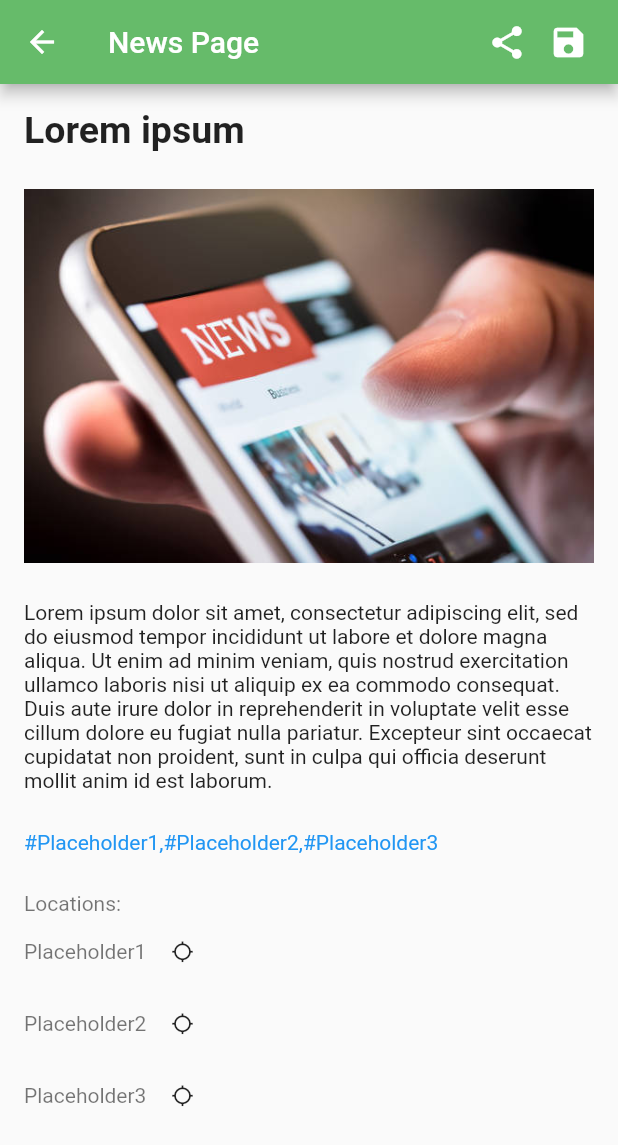
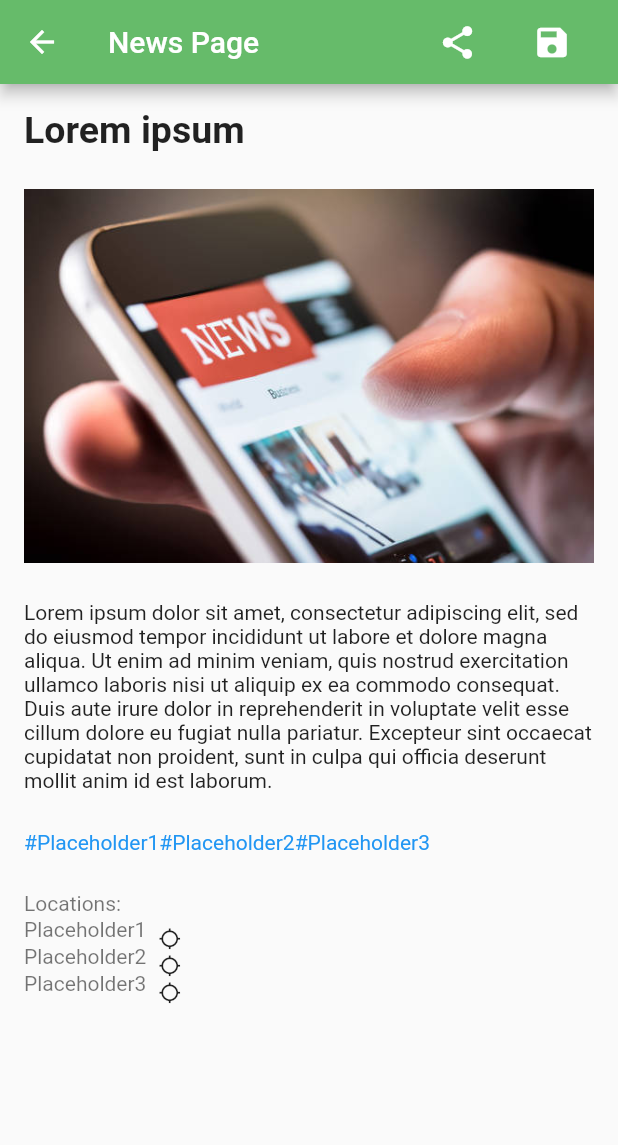
Before and after one commit to JeremiasBulanadi/NEWS-Appdate, a Flutter app: the NewsPage screen opened directly, on a phone screen of 412 x 824 dp. Shown: the top 1145 px of the screen. Run offline on Flutter 3.47's test engine with Material 2 defaults, Android fonts, the phone set to English and light mode, and no system bars; our stand-ins replace cloud_firestore, firebase_auth, firebase_core, geocoding, geolocator, google_maps_flutter and 3 more; missing offline and left inert: dart:js; accounts and stored records are empty; network calls fail.

Commit message:
Fixed buttons in newsPage and added personalTags

```diff
--- a/lib/pages/newsPage.dart
+++ b/lib/pages/newsPage.dart
@@ -19,18 +19,16 @@ class _NewsPageState extends State<NewsPage> {
         actions: [
           Padding(
           padding: EdgeInsets.only(right: 20.0),
-          child: GestureDetector(
-          onTap: () {},
           child: Row(
             children: [
               Padding(padding: EdgeInsets.only(right: 15),
-              child: Icon(
+              child: IconButton(onPressed: (){}, icon: Icon(
               Icons.share,
-              size: 26.0,
-              ),),
-              Icon(Icons.save, size: 26.0,)
+              size: 26.0,),),),
+              IconButton(onPressed: (){}, icon: Icon(
+                Icons.save, size: 26.0,
+              ))
             ],
-          )
             )
           ),
         ],
@@ -48,8 +46,8 @@ class _NewsPageState extends State<NewsPage> {
             child: Text('Lorem ipsum dolor sit amet, consectetur adipiscing elit, sed do eiusmod tempor incididunt ut labore et dolore magna aliqua. Ut enim ad minim veniam, quis nostrud exercitation ullamco laboris nisi ut aliquip ex ea commodo consequat. Duis aute irure dolor in reprehenderit in voluptate velit esse cillum dolore eu fugiat nulla pariatur. Excepteur sint occaecat cupidatat non proident, sunt in culpa qui officia deserunt mollit anim id est laborum.')),
             Padding(padding: EdgeInsets.only(bottom: 25),
             child: Align(child: Row(children: [
-              Text('#Placeholder1,', style: TextStyle(color: Colors.blue),),
-              Text('#Placeholder2,', style: TextStyle(color: Colors.blue),),
+              Text('#Placeholder1', style: TextStyle(color: Colors.blue),),
+              Text('#Placeholder2', style: TextStyle(color: Colors.blue),),
               Text('#Placeholder3', style: TextStyle(color: Colors.blue),),
                ],
               ), alignment: Alignment.centerLeft,
@@ -60,15 +58,27 @@ class _NewsPageState extends State<NewsPage> {
                 Align(child: Text('Locations:', style: TextStyle(color: Colors.black54),), alignment: Alignment.centerLeft,),
                 Align(child: Row(children: [
                   Text('Placeholder1', style: TextStyle(color: Colors.black54),),
-                  IconButton(icon: Icon(Icons.location_searching_outlined, size: 15), onPressed: (){})
+                  SizedBox(
+                    height: 18,
+                    width: 18,
+                    child: IconButton(icon: Icon(Icons.location_searching_outlined, size: 15), onPressed: (){}),
+                  )
                 ],),alignment: Alignment.centerLeft,),
                 Align(child: Row(children: [
                   Text('Placeholder2', style: TextStyle(color: Colors.black54),),
-                  IconButton(icon: Icon(Icons.location_searching_outlined, size: 15), onPressed: (){})
+                  SizedBox(
+                    height: 18,
+                    width: 18,
+                    child: IconButton(icon: Icon(Icons.location_searching_outlined, size: 15), onPressed: (){}),
+                  )
                 ],),alignment: Alignment.centerLeft,),
                 Align(child: Row(children: [
                   Text('Placeholder3', style: TextStyle(color: Colors.black54),),
-                  IconButton(icon: Icon(Icons.location_searching_outlined, size: 15), onPressed: (){})
+                  SizedBox(
+                    height: 18,
+                    width: 18,
+                    child: IconButton(icon: Icon(Icons.location_searching_outlined, size: 15), onPressed: (){}),
+                  )
                 ],),alignment: Alignment.centerLeft,)
           ],), alignment: Alignment.centerLeft,)
          ],
```
Also changed, not shown: lib/pages/globaltagPage.dart (added, +52 -0 lines), lib/pages/homePage.dart (+6 -2 lines), lib/pages/personaltagPage.dart (renamed from lib/pages/hashtagPage.dart, +8 -5 lines).
